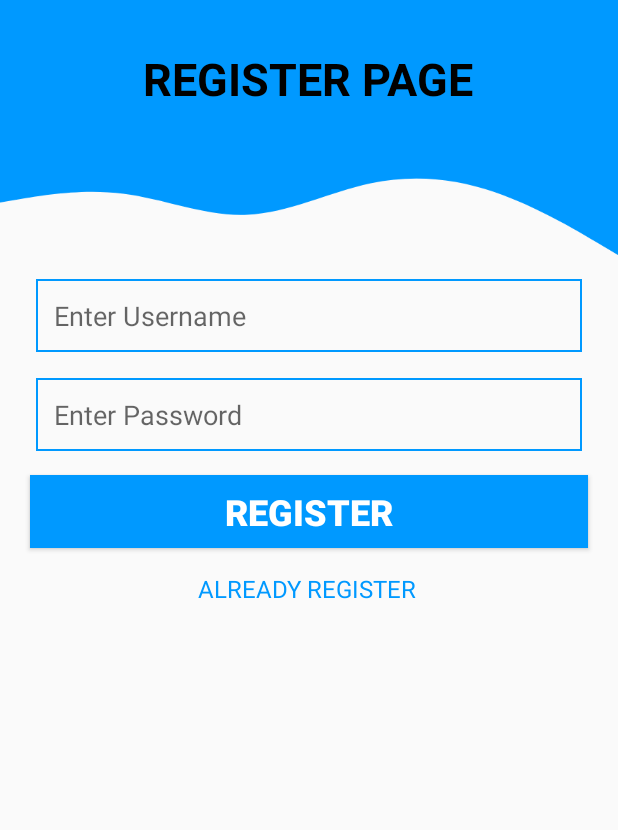
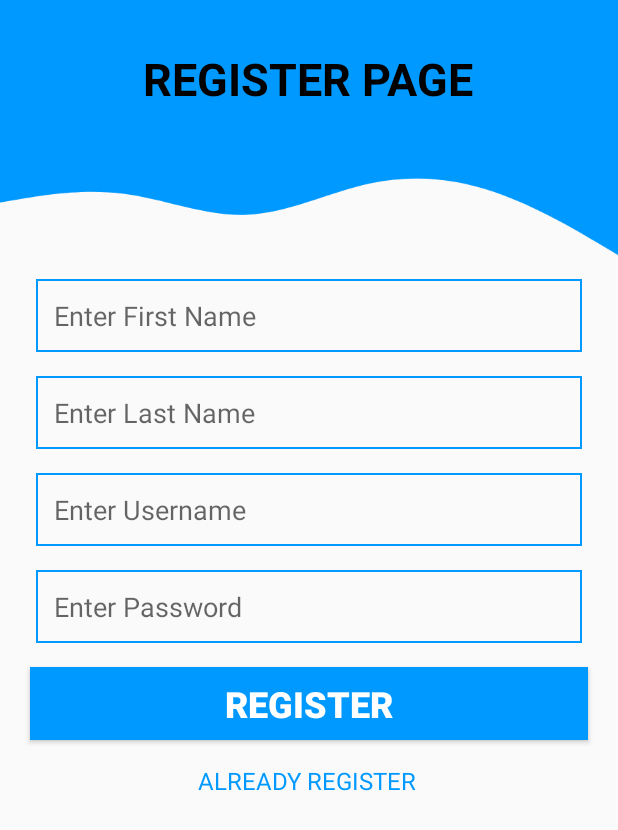
Before and after one commit to Shailesh-294/Tutorial07, an Android app: the Register screen opened directly, with no data from a screen before it, after a tap on "REGISTER", on a phone screen of 412 x 824 dp. Shown: the top 830 px of the screen. Run offline under Robolectric (Android 15) with nearby library versions, the phone set to English and light mode, and no system bars; Roboto replaces fonts that are not available here.

Commit message:
first and last name field created in activity_register.xml

```diff
--- a/app/src/main/java/com/example/tutorial07/Login.java
+++ b/app/src/main/java/com/example/tutorial07/Login.java
@@ -4,15 +4,12 @@ import androidx.appcompat.app.AppCompatActivity;
 
 import android.content.Intent;
 import android.content.SharedPreferences;
-import android.database.Cursor;
 import android.os.Bundle;
 import android.util.Patterns;
 import android.view.View;
 import android.widget.Button;
 import android.widget.EditText;
 import android.widget.Toast;
-
-import java.util.regex.Pattern;
 
 public class Login extends AppCompatActivity {
 
@@ -32,7 +29,7 @@ public class Login extends AppCompatActivity {
         editor =share.edit();
 
         Db = new Database(this);
-        username = findViewById(R.id.username);
+        username = findViewById(R.id.fname);
         pass = findViewById(R.id.pass);
         login = findViewById(R.id.login);
         register = findViewById(R.id.register);
--- a/app/src/main/java/com/example/tutorial07/Register.java
+++ b/app/src/main/java/com/example/tutorial07/Register.java
@@ -11,10 +11,8 @@ import android.widget.EditText;
 import android.widget.TextView;
 import android.widget.Toast;
 
-import java.util.regex.Pattern;
-
 public class Register extends AppCompatActivity {
-    EditText pass,username;
+    EditText pass,username,fname,lname;
     Button register;
     TextView login;
     Database Db;
@@ -26,6 +24,8 @@ public class Register extends AppCompatActivity {
         getSupportActionBar().hide();
 
         Db = new Database(this);
+        fname = findViewById(R.id.fname);
+        lname = findViewById(R.id.lname);
         username = findViewById(R.id.username);
         pass = findViewById(R.id.pass);
         register = findViewById(R.id.submit);
@@ -34,9 +34,11 @@ public class Register extends AppCompatActivity {
         register.setOnClickListener(new View.OnClickListener() {
             @Override
             public void onClick(View view) {
-                String Password,Username;
+                String Password,Username,Fname,Lname;
                 Password = pass.getText().toString();
                 Username = username.getText().toString();
+                Fname = fname.getText().toString();
+                Lname = lname.getText().toString();
 
                 if( !Patterns.EMAIL_ADDRESS.matcher(Username).matches() || Username.equals(" ") || Password.equals(" ") ){
                     Toast.makeText(Register.this, "Please Enter Valid Details", Toast.LENGTH_SHORT).show();
@@ -44,7 +46,7 @@ public class Register extends AppCompatActivity {
                 else{
                     boolean result = Db.verifyUser(Username);
                     if(!result){
-                        boolean ins = Db.insertData(Username,Password);
+                        boolean ins = Db.insertData(Username,Password,Fname,Lname);
                         if(ins){
                             Toast.makeText(Register.this, "Register Successfully", Toast.LENGTH_SHORT).show();
                             Intent intent = new Intent(Register.this,Login.class);
@@ -58,7 +60,9 @@ public class Register extends AppCompatActivity {
                     else{
                         username.setText("");
                         pass.setText("");
-                        username.requestFocus();
+                        fname.setText("");
+                        lname.setText("");
+                        fname.requestFocus();
                         Toast.makeText(Register.this, "Already Register", Toast.LENGTH_SHORT).show();
                     }
                 }
--- a/app/src/main/res/layout/activity_login.xml
+++ b/app/src/main/res/layout/activity_login.xml
@@ -40,7 +40,7 @@
         app:layout_constraintTop_toTopOf="parent" />
 
     <EditText
-        android:id="@+id/username"
+        android:id="@+id/fname"
         android:layout_width="0dp"
         android:layout_height="wrap_content"
         android:layout_marginStart="24dp"
@@ -79,7 +79,7 @@
         android:padding="16dp"
         app:layout_constraintEnd_toEndOf="parent"
         app:layout_constraintStart_toStartOf="parent"
-        app:layout_constraintTop_toBottomOf="@+id/username" />
+        app:layout_constraintTop_toBottomOf="@+id/fname" />
 
     <LinearLayout
         android:id="@+id/linearLayout2"
--- a/app/src/main/res/layout/activity_register.xml
+++ b/app/src/main/res/layout/activity_register.xml
@@ -41,6 +41,46 @@
         app:layout_constraintTop_toTopOf="parent" />
 
     <EditText
+        android:id="@+id/fname"
+        android:layout_width="0dp"
+        android:layout_height="wrap_content"
+        android:layout_marginStart="24dp"
+        android:layout_marginLeft="16dp"
+        android:layout_marginTop="16dp"
+        android:layout_marginEnd="24dp"
+        android:layout_marginRight="16dp"
+        android:background="@drawable/round_border"
+        android:drawablePadding="8dp"
+        android:ems="10"
+        android:hint="Enter First Name"
+        android:inputType="textPersonName"
+        android:padding="12dp"
+        app:layout_constraintEnd_toEndOf="parent"
+        app:layout_constraintHorizontal_bias="1.0"
+        app:layout_constraintStart_toStartOf="parent"
+        app:layout_constraintTop_toBottomOf="@+id/view3" />
+
+    <EditText
+        android:id="@+id/lname"
+        android:layout_width="0dp"
+        android:layout_height="wrap_content"
+        android:layout_marginStart="24dp"
+        android:layout_marginLeft="16dp"
+        android:layout_marginTop="16dp"
+        android:layout_marginEnd="24dp"
+        android:layout_marginRight="16dp"
+        android:background="@drawable/round_border"
+        android:drawablePadding="8dp"
+        android:ems="10"
+        android:hint="Enter Last Name"
+        android:inputType="textPersonName"
+        android:padding="12dp"
+        app:layout_constraintEnd_toEndOf="parent"
+        app:layout_constraintHorizontal_bias="0.0"
+        app:layout_constraintStart_toStartOf="parent"
+        app:layout_constraintTop_toBottomOf="@+id/fname" />
+
+    <EditText
         android:id="@+id/username"
         android:layout_width="0dp"
         android:layout_height="wrap_content"
@@ -58,7 +98,7 @@
         app:layout_constraintEnd_toEndOf="parent"
         app:layout_constraintHorizontal_bias="1.0"
         app:layout_constraintStart_toStartOf="parent"
-        app:layout_constraintTop_toBottomOf="@+id/view3" />
+        app:layout_constraintTop_toBottomOf="@+id/lname" />
 
     <EditText
         android:id="@+id/pass"
@@ -66,7 +106,7 @@
         android:layout_height="wrap_content"
         android:layout_marginStart="24dp"
         android:layout_marginLeft="16dp"
-        android:layout_marginTop="17dp"
+        android:layout_marginTop="16dp"
         android:layout_marginEnd="24dp"
         android:layout_marginRight="16dp"
         android:background="@drawable/round_border"
```
Also changed, not shown: app/src/main/java/com/example/tutorial07/Database.java (+10 -6 lines).
